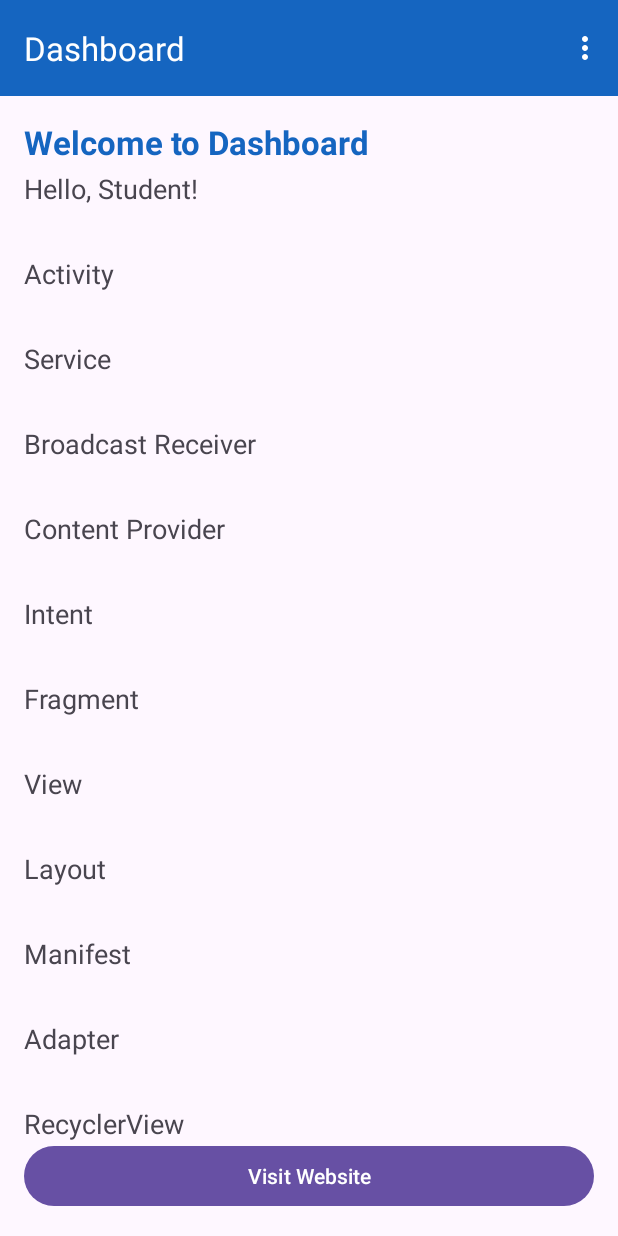
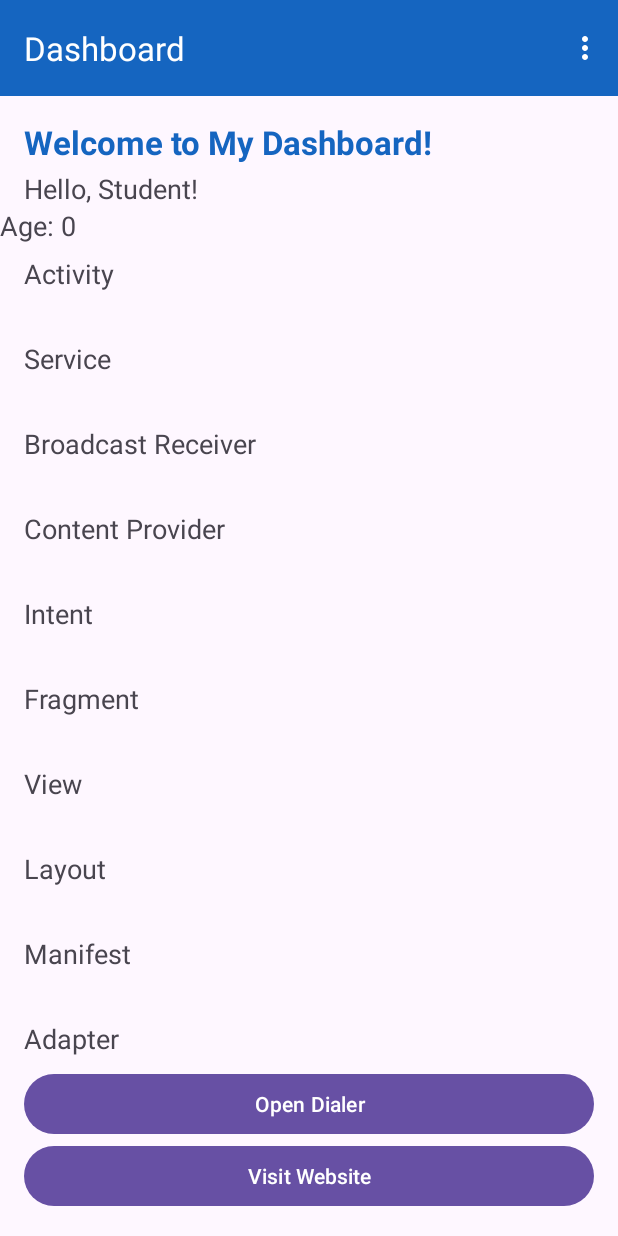
Before and after one commit to DhananjanaB/Lab-02-Android, an Android app: the screen it shows after launch (DashboardActivity), after a tap on "Save Profile", on a phone screen of 412 x 824 dp. Run offline under Robolectric (Android 15) with nearby library versions, the phone set to English and light mode, and no system bars.

Commit message:
Pass Age through Explicit Intent and open PhoneDialer

```diff
--- a/app/src/main/java/com/example/uidesignlab/DashboardActivity.java
+++ b/app/src/main/java/com/example/uidesignlab/DashboardActivity.java
@@ -1,3 +1,4 @@
+
 package com.example.uidesignlab;
 
 import android.os.Bundle;
@@ -7,7 +8,6 @@ import android.widget.TextView;
 import androidx.appcompat.app.AppCompatActivity;
 import androidx.appcompat.widget.Toolbar;
 import android.view.Menu;
-
 import android.view.MenuItem;
 import android.widget.Toast;
 
@@ -35,17 +35,31 @@ public class DashboardActivity extends AppCompatActivity {
         setContentView(R.layout.activity_dashboard);
 
         Log.d(TAG, "Dashboard onCreate");
+
         Toolbar toolbar = findViewById(R.id.toolbar);
 
         setSupportActionBar(toolbar);
 
         setTitle(R.string.dashboard_title);
 
+
         String userName = getIntent().getStringExtra("USER_NAME");
+
+        if (userName == null) {
+            userName = "Student";
+        }
 
         TextView txtUserName = findViewById(R.id.txtUserName);
 
         txtUserName.setText(getString(R.string.hello_user, userName));
+
+
+        int userAge = getIntent().getIntExtra("USER_AGE", 0);
+
+        TextView txtUserAge = findViewById(R.id.txtUserAge);
+
+        txtUserAge.setText("Age: " + userAge);
+
 
         RecyclerView recyclerView = findViewById(R.id.recyclerView);
 
@@ -67,21 +81,20 @@ public class DashboardActivity extends AppCompatActivity {
         items.add("Adapter");
         items.add("RecyclerView");
         items.add("Menu");
+        items.add("Mobile Application Development");
+        items.add("Database Management");
+        items.add("Web Development");
 
         MyAdapter myAdapter = new MyAdapter(items);
 
         recyclerView.setAdapter(myAdapter);
 
-        Button btnWebsite = findViewById(R.id.btnWebsite);
 
-        btnWebsite.setOnClickListener(v -> {
+        Button btnDialer = findViewById(R.id.btnDialer);
 
-            Intent browserIntent = new Intent(
-                    Intent.ACTION_VIEW,
-                    Uri.parse("https://www.google.com")
-            );
-
-            startActivity(browserIntent);
+        btnDialer.setOnClickListener(v -> {
+            Intent dialIntent = new Intent(Intent.ACTION_DIAL);
+            startActivity(dialIntent);
         });
     }
 
@@ -92,6 +105,7 @@ public class DashboardActivity extends AppCompatActivity {
 
         return true;
     }
+
     @Override
     public boolean onOptionsItemSelected(@NonNull MenuItem item) {
 
@@ -114,6 +128,16 @@ public class DashboardActivity extends AppCompatActivity {
                     .show();
 
             return true;
+
+        } else if (id == R.id.action_about) {
+
+            new AlertDialog.Builder(this)
+                    .setTitle("About")
+                    .setMessage("This is my Mobile Application Development Lab 03 app.")
+                    .setPositiveButton("OK", (dialog, which) -> dialog.dismiss())
+                    .show();
+
+            return true;
         }
 
         return super.onOptionsItemSelected(item);
--- a/app/src/main/java/com/example/uidesignlab/MainActivity.java
+++ b/app/src/main/java/com/example/uidesignlab/MainActivity.java
@@ -1,3 +1,4 @@
+
 package com.example.uidesignlab;
 
 import android.graphics.Color;
@@ -18,9 +19,11 @@ import androidx.appcompat.app.AppCompatActivity;
 import androidx.constraintlayout.widget.ConstraintLayout;
 
 public class MainActivity extends AppCompatActivity {
+
     private static final String TAG = "LifecycleTracker";
     private static final int COLOR_NORMAL = Color.parseColor("#6200EE");
     private static final int COLOR_PRESSED = Color.parseColor("#FF9800");
+
     private ToneGenerator toneGenerator;
 
     @Override
@@ -31,15 +34,22 @@ public class MainActivity extends AppCompatActivity {
         Log.d(TAG, "onCreate: Activity is being created");
 
         ConstraintLayout mainLayout = findViewById(R.id.mainLayout);
+
         EditText editUsername = findViewById(R.id.editUsername);
+        EditText editAge = findViewById(R.id.editAge);
+
         Button btnSave = findViewById(R.id.btnSave);
 
         btnSave.setBackgroundColor(COLOR_NORMAL);
+
         toneGenerator = new ToneGenerator(AudioManager.STREAM_MUSIC, 100);
 
         btnSave.setOnClickListener(v -> {
+
             Toast.makeText(this, "Processing...", Toast.LENGTH_SHORT).show();
+
             btnSave.setBackgroundColor(COLOR_PRESSED);
+
             new Handler(Looper.getMainLooper()).postDelayed(
                     () -> btnSave.setBackgroundColor(COLOR_NORMAL), 1000);
 
@@ -54,6 +64,7 @@ public class MainActivity extends AppCompatActivity {
             ConstraintLayout.LayoutParams params = new ConstraintLayout.LayoutParams(
                     ConstraintLayout.LayoutParams.WRAP_CONTENT,
                     ConstraintLayout.LayoutParams.WRAP_CONTENT);
+
             params.topToBottom = R.id.editUsername;
             params.startToStart = ConstraintLayout.LayoutParams.PARENT_ID;
             params.endToEnd = ConstraintLayout.LayoutParams.PARENT_ID;
@@ -67,12 +78,24 @@ public class MainActivity extends AppCompatActivity {
                 userName = "Student";
             }
 
+            // Get age from EditText
+            String ageText = editAge.getText().toString().trim();
+
+            int age = 0;
+
+            if (!ageText.isEmpty()) {
+                age = Integer.parseInt(ageText);
+            }
+
+            // Create Explicit Intent
             Intent intent = new Intent(
                     MainActivity.this,
                     DashboardActivity.class
             );
 
+            // Send username and age
             intent.putExtra("USER_NAME", userName);
+            intent.putExtra("USER_AGE", age);
 
             startActivity(intent);
         });
@@ -106,6 +129,7 @@ public class MainActivity extends AppCompatActivity {
     protected void onDestroy() {
         super.onDestroy();
         Log.d(TAG, "onDestroy: Activity is being destroyed");
+
         if (toneGenerator != null) {
             toneGenerator.release();
         }
--- a/app/src/main/res/layout/activity_dashboard.xml
+++ b/app/src/main/res/layout/activity_dashboard.xml
@@ -40,12 +40,31 @@
         app:layout_constraintTop_toBottomOf="@id/txtWelcome"
         app:layout_constraintStart_toStartOf="parent" />
 
+    <TextView
+        android:id="@+id/txtUserAge"
+        android:layout_width="wrap_content"
+        android:layout_height="wrap_content"
+        android:textSize="18sp"
+        app:layout_constraintTop_toBottomOf="@id/txtUserName"
+        app:layout_constraintStart_toStartOf="parent" />
+
     <androidx.recyclerview.widget.RecyclerView
         android:id="@+id/recyclerView"
         android:layout_width="0dp"
         android:layout_height="0dp"
         android:layout_marginTop="16dp"
         app:layout_constraintTop_toBottomOf="@id/txtUserName"
+        app:layout_constraintBottom_toTopOf="@id/btnDialer"
+        app:layout_constraintStart_toStartOf="parent"
+        app:layout_constraintEnd_toEndOf="parent" />
+
+    <Button
+        android:id="@+id/btnDialer"
+        android:layout_width="0dp"
+        android:layout_height="wrap_content"
+        android:layout_marginStart="16dp"
+        android:layout_marginEnd="16dp"
+        android:text="Open Dialer"
         app:layout_constraintBottom_toTopOf="@id/btnWebsite"
         app:layout_constraintStart_toStartOf="parent"
         app:layout_constraintEnd_toEndOf="parent" />
--- a/app/src/main/res/menu/dashboard_menu.xml
+++ b/app/src/main/res/menu/dashboard_menu.xml
@@ -13,4 +13,9 @@
         android:title="@string/menu_logout"
         app:showAsAction="never" />
 
+    <item
+        android:id="@+id/action_about"
+        android:title="About"
+        app:showAsAction="never" />
+
 </menu>
--- a/app/src/main/res/values/strings.xml
+++ b/app/src/main/res/values/strings.xml
@@ -1,7 +1,7 @@
 <resources>
     <string name="app_name">UIDesignLab</string>
 
-    <string name="welcome_message">Welcome to Dashboard</string>
+    <string name="welcome_message">Welcome to My Dashboard!</string>
     <string name="profile_title">Profile Setup</string>
     <string name="username_hint">Username</string>
     <string name="save_button">Save Profile</string>
```
Also changed, not shown: app/src/main/java/com/example/uidesignlab/MyAdapter.java (+12 -0 lines), app/src/main/res/layout/activity_main.xml (+10 -0 lines).
